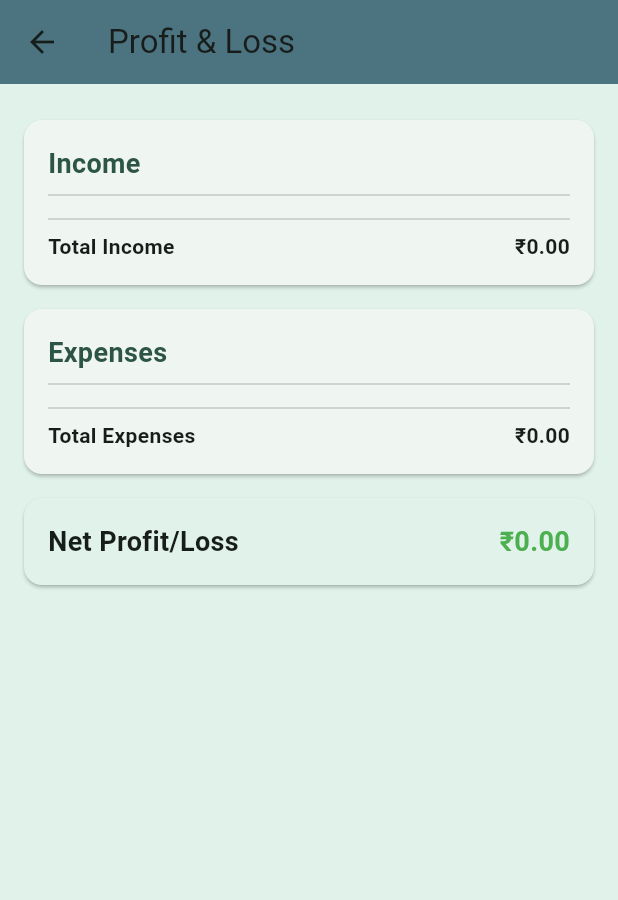
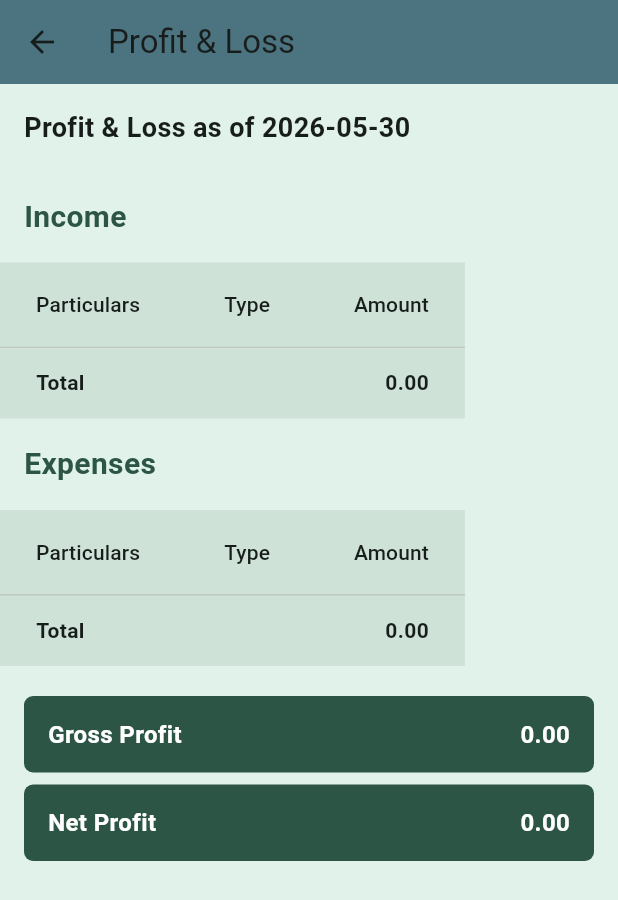
Before and after one commit to mskishore312/accounting-app, a Flutter app: the ProfitAndLoss screen opened directly, on a phone screen of 412 x 824 dp. Shown: the top 900 px of the screen. Run offline on Flutter 3.47's test engine with Material 3 defaults, Android fonts, the phone set to English and light mode, and no system bars; our stand-ins replace pdf, share_plus, sqflite, sqflite_common_ffi; accounts and stored records are empty; project files that could hold a hidden picture were left out.

Commit message:
Fix P&L and Balance Sheet: correct classifications via FinancialStatementService, liabilities on top, P&L functional + matching table style

```diff
--- a/lib/profit_and_loss.dart
+++ b/lib/profit_and_loss.dart
@@ -1,5 +1,6 @@
 import 'package:flutter/material.dart';
 import 'package:accounting_app/data/storage_service.dart';
+import 'package:accounting_app/services/financial_statement_service.dart';
 
 class ProfitAndLoss extends StatefulWidget {
   const ProfitAndLoss({Key? key}) : super(key: key);
@@ -10,12 +11,14 @@ class ProfitAndLoss extends StatefulWidget {
 
 class _ProfitAndLossState extends State<ProfitAndLoss> {
   bool isLoading = true;
-  Map<String, List<Map<String, dynamic>>> plData = {
-    'income': [],
-    'expenses': [],
-  };
+
+  List<Map<String, dynamic>> incomeRows = [];
+  List<Map<String, dynamic>> expenseRows = [];
   double totalIncome = 0;
   double totalExpenses = 0;
+  double grossProfit = 0;
+  double netProfit = 0;
+  DateTime _asOf = DateTime.now();
 
   @override
   void initState() {
@@ -25,46 +28,66 @@ class _ProfitAndLossState extends State<ProfitAndLoss> {
 
   Future<void> _loadProfitAndLoss() async {
     try {
-      setState(() {
-        isLoading = true;
-      });
+      final company = await StorageService.getSelectedCompany();
+      final booksBeginningDate = company?['books_from'] as String?;
 
-      final ledgers = await StorageService.getLedgers();
-      double incomeTotal = 0;
-      double expensesTotal = 0;
-
-      for (var ledger in ledgers) {
-        final report = await StorageService.getLedgerReport(ledger['id'] as int);
-        double balance = 0;
-
-        for (var entry in report) {
-          balance += (entry['credit'] as double? ?? 0) - (entry['debit'] as double? ?? 0);
-        }
-
-        if (balance != 0) {
-          final classification = ledger['classification'] as String? ?? '';
-          if (['Income', 'Sales'].contains(classification)) {
-            plData['income']!.add({
-              'name': ledger['name'],
-              'amount': balance.abs(),
-              'type': classification,
-            });
-            incomeTotal += balance > 0 ? balance : 0;
-          } else if (['Expenses', 'Purchases', 'Direct Expenses', 'Indirect Expenses'].contains(classification)) {
-            plData['expenses']!.add({
-              'name': ledger['name'],
-              'amount': balance.abs(),
-              'type': classification,
-            });
-            expensesTotal += balance < 0 ? balance.abs() : 0;
+      DateTime? startDate;
+      if (booksBeginningDate != null) {
+        final p = booksBeginningDate.split('-');
+        if (p.length == 3) {
+          startDate = DateTime(
+              int.parse(p[0]), int.parse(p[1]), int.parse(p[2]));
         }
       }
+      final endDate = DateTime.now();
+
+      final trading = await FinancialStatementService.calculateTradingAccount(
+        startDate: startDate,
+        endDate: endDate,
+        booksBeginningDate: booksBeginningDate,
+      );
+      final pl = await FinancialStatementService.calculateProfitAndLoss(
+        startDate: startDate,
+        endDate: endDate,
+        booksBeginningDate: booksBeginningDate,
+        grossProfit: trading['grossProfit'] as double,
+      );
+
+      final income = <Map<String, dynamic>>[];
+      double incomeTotal = 0;
+      void addAll(List src, String type) {
+        for (final it in src) {
+          final amt = (it['balance'] as num).toDouble();
+          income.add({'name': it['name'], 'type': type, 'amount': amt});
+          incomeTotal += amt;
         }
+      }
+      addAll(trading['sales'] as List, 'Sales');
+      addAll(trading['directIncome'] as List, 'Direct Income');
+      addAll(pl['indirectIncome'] as List, 'Indirect Income');
+
+      final expenses = <Map<String, dynamic>>[];
+      double expenseTotal = 0;
+      void addAllExp(List src, String type) {
+        for (final it in src) {
+          final amt = (it['balance'] as num).toDouble();
+          expenses.add({'name': it['name'], 'type': type, 'amount': amt});
+          expenseTotal += amt;
+        }
+      }
+      addAllExp(trading['purchases'] as List, 'Purchases');
+      addAllExp(trading['directExpenses'] as List, 'Direct Expenses');
+      addAllExp(pl['indirectExpenses'] as List, 'Indirect Expenses');
 
       if (mounted) {
         setState(() {
+          incomeRows = income;
+          expenseRows = expenses;
           totalIncome = incomeTotal;
-          totalExpenses = expensesTotal;
+          totalExpenses = expenseTotal;
+          grossProfit = trading['grossProfit'] as double;
+          netProfit = pl['netProfit'] as double;
+          _asOf = endDate;
           isLoading = false;
         });
       }
@@ -80,60 +103,96 @@ class _ProfitAndLossState extends State<ProfitAndLoss> {
     }
   }
 
-  Widget _buildSection(String title, List<Map<String, dynamic>> items, double total) {
-    return Card(
-      margin: const EdgeInsets.symmetric(vertical: 8.0),
-      child: Padding(
-        padding: const EdgeInsets.all(16.0),
-        child: Column(
+  Widget _buildSection(String title, List<Map<String, dynamic>> data, double total) {
+    return Column(
       crossAxisAlignment: CrossAxisAlignment.start,
       children: [
-            Text(
+        Padding(
+          padding: const EdgeInsets.all(16.0),
+          child: Text(
             title,
             style: const TextStyle(
-                fontSize: 18,
+              fontSize: 20,
               fontWeight: FontWeight.bold,
               color: Color(0xFF2C5545),
             ),
           ),
-            const Divider(),
-            ...items.map((item) => Padding(
-                  padding: const EdgeInsets.symmetric(vertical: 4.0),
-                  child: Row(
-                    mainAxisAlignment: MainAxisAlignment.spaceBetween,
-                    children: [
-                      Text(item['name'] as String),
-                      Text(
-                        '₹${item['amount'].toStringAsFixed(2)}',
-                        style: const TextStyle(fontWeight: FontWeight.w500),
         ),
+        SingleChildScrollView(
+          scrollDirection: Axis.horizontal,
+          child: DataTable(
+            headingRowColor: MaterialStateProperty.all(
+              const Color(0x1A2C5545),
+            ),
+            columns: const [
+              DataColumn(label: Text('Particulars')),
+              DataColumn(label: Text('Type')),
+              DataColumn(label: Text('Amount'), numeric: true),
+            ],
+            rows: [
+              ...data.map(
+                (item) => DataRow(
+                  cells: [
+                    DataCell(Text(item['name'] as String)),
+                    DataCell(Text(item['type'] as String)),
+                    DataCell(Text((item['amount'] as double).toStringAsFixed(2))),
                   ],
                 ),
+              ),
+              DataRow(
+                color: MaterialStateProperty.all(const Color(0x1A2C5545)),
+                cells: [
+                  const DataCell(Text('Total',
+                      style: TextStyle(fontWeight: FontWeight.bold))),
+                  const DataCell(Text('')),
+                  DataCell(Text(
+                    total.toStringAsFixed(2),
+                    style: const TextStyle(fontWeight: FontWeight.bold),
                   )),
-            const Divider(),
-            Row(
-              mainAxisAlignment: MainAxisAlignment.spaceBetween,
-              children: [
-                Text(
-                  'Total $title',
-                  style: const TextStyle(fontWeight: FontWeight.bold),
-                ),
-                Text(
-                  '₹${total.toStringAsFixed(2)}',
-                  style: const TextStyle(fontWeight: FontWeight.bold),
-                ),
                 ],
               ),
             ],
           ),
+        ),
+      ],
+    );
+  }
+
+  Widget _buildResultRow(String label, double amount) {
+    return Container(
+      margin: const EdgeInsets.fromLTRB(16, 8, 16, 0),
+      padding: const EdgeInsets.symmetric(vertical: 14, horizontal: 16),
+      decoration: BoxDecoration(
+        color: const Color(0xFF2C5545),
+        borderRadius: BorderRadius.circular(6),
+      ),
+      child: Row(
+        mainAxisAlignment: MainAxisAlignment.spaceBetween,
+        children: [
+          Text(
+            label,
+            style: const TextStyle(
+              fontSize: 16,
+              fontWeight: FontWeight.bold,
+              color: Colors.white,
+            ),
+          ),
+          Text(
+            amount.abs().toStringAsFixed(2),
+            style: const TextStyle(
+              fontSize: 16,
+              fontWeight: FontWeight.bold,
+              color: Colors.white,
+            ),
+          ),
+        ],
       ),
     );
   }
 
   @override
   Widget build(BuildContext context) {
-    final netProfit = totalIncome - totalExpenses;
-
+    final asOfStr = _asOf.toString().split(' ')[0];
     return Scaffold(
       appBar: AppBar(
         title: const Text('Profit & Loss'),
@@ -141,40 +200,33 @@ class _ProfitAndLossState extends State<ProfitAndLoss> {
       ),
       body: isLoading
           ? const Center(child: CircularProgressIndicator())
-          : SingleChildScrollView(
+          : Container(
+              color: const Color(0xFFE0F2E9),
+              child: SingleChildScrollView(
+                child: Column(
+                  crossAxisAlignment: CrossAxisAlignment.start,
+                  children: [
+                    Padding(
                       padding: const EdgeInsets.all(16.0),
-              child: Column(
-                children: [
-                  _buildSection('Income', plData['income']!, totalIncome),
-                  _buildSection('Expenses', plData['expenses']!, totalExpenses),
-                  Card(
-                    margin: const EdgeInsets.symmetric(vertical: 8.0),
-                    color: const Color(0xFFE0F2E9),
-                    child: Padding(
-                      padding: const EdgeInsets.all(16.0),
-                      child: Row(
-                        mainAxisAlignment: MainAxisAlignment.spaceBetween,
-                        children: [
-                          const Text(
-                            'Net Profit/Loss',
-                            style: TextStyle(
+                      child: Text(
+                        'Profit & Loss as of $asOfStr',
+                        style: const TextStyle(
                           fontSize: 18,
                           fontWeight: FontWeight.bold,
                         ),
                       ),
-                          Text(
-                            '₹${netProfit.toStringAsFixed(2)}',
-                            style: TextStyle(
-                              fontSize: 18,
-                              fontWeight: FontWeight.bold,
-                              color: netProfit >= 0 ? Colors.green : Colors.red,
                     ),
-                          ),
+                    _buildSection('Income', incomeRows, totalIncome),
+                    _buildSection('Expenses', expenseRows, totalExpenses),
+                    const SizedBox(height: 12),
+                    _buildResultRow(
+                        grossProfit >= 0 ? 'Gross Profit' : 'Gross Loss',
+                        grossProfit),
+                    _buildResultRow(
+                        netProfit >= 0 ? 'Net Profit' : 'Net Loss', netProfit),
+                    const SizedBox(height: 24),
                   ],
                 ),
-                    ),
-                  ),
-                ],
               ),
             ),
     );
```
Also changed, not shown: lib/balance_sheet.dart (+99 -44 lines). Lines whose indentation alone changed are shown as unchanged.
